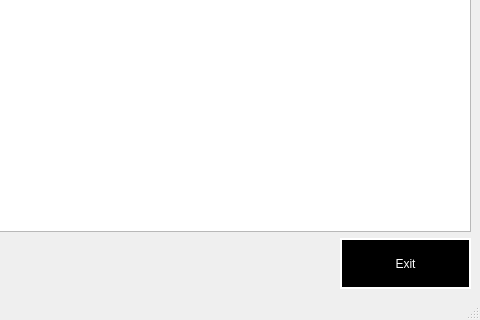
Old version of the form client/Lobby/selectcars.ui in the repository mateozorzi/practice-sdd; both pictures show x 316 to 796 and y 254 to 574 of the 796 by 574 pixel window.
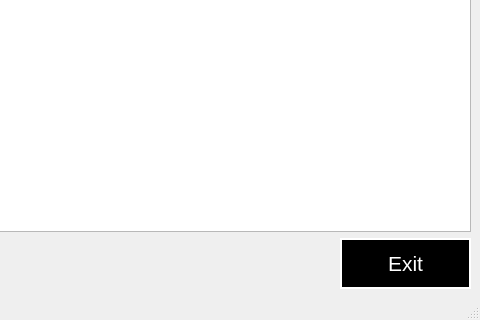
New version of the form. Icons and pictures are not drawn.

Diff of the .ui file:
```diff
--- a/client/Lobby/selectcars.ui
+++ b/client/Lobby/selectcars.ui
@@ -188,6 +188,11 @@
           <height>51</height>
          </size>
         </property>
+        <property name="font">
+         <font>
+          <pointsize>16</pointsize>
+         </font>
+        </property>
         <property name="styleSheet">
          <string notr="true">border: 2px solid;
 color: rgb(255, 255, 255);
```
